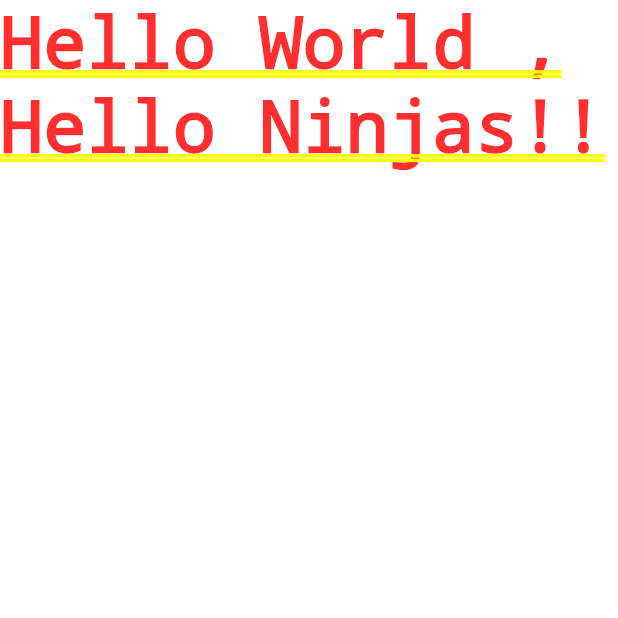
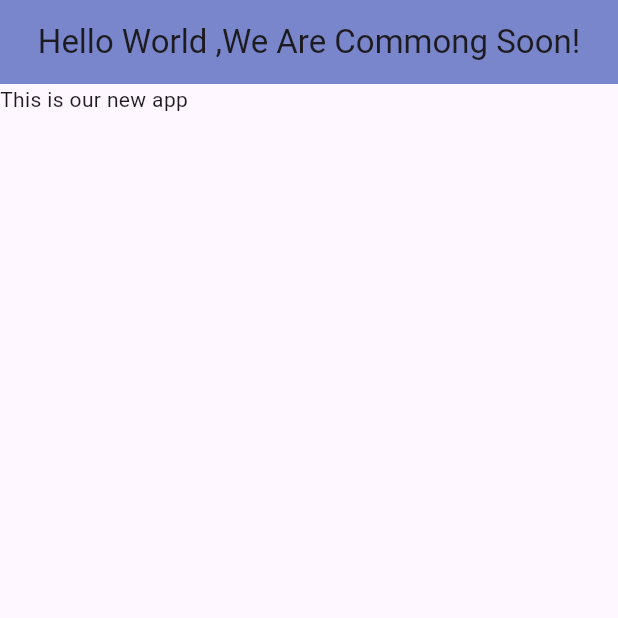
Before and after one commit to dark0crystal/course_project, a Flutter app: the screen it shows after launch, on a phone screen of 412 x 824 dp, the top half of it. Run offline on Flutter 3.47's test engine with Material 3 defaults, Android fonts, the phone set to English and light mode, and no system bars.

Commit message:
add new content

```diff
--- a/lib/main.dart
+++ b/lib/main.dart
@@ -9,6 +9,13 @@ import 'package:flutter/material.dart';
 // because if we tell fultter that sth is a constant , it knows then the value will not change
 void main() {
   runApp(MaterialApp(
-    home: Text("Hello World , Hello Ninjas!!"),
+    home: Scaffold(
+      appBar: AppBar(
+        title: Text("Hello World ,We Are Commong Soon!"),
+        backgroundColor: Colors.indigo[300],
+        centerTitle: true,
+      ),
+      body: const Text("This is our new app ")
+    )
   ));
 }
```
